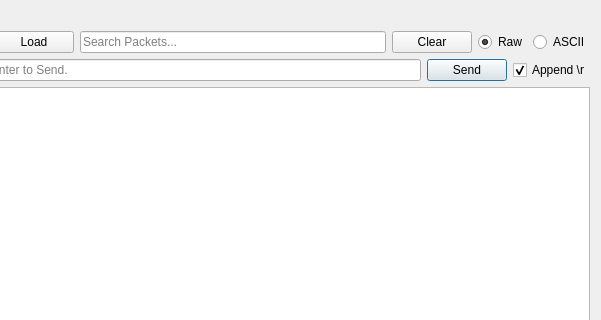
Before: the Qt Designer form src/persistentconnection.ui in dannagle/PacketSender, drawn with Qt 5; both pictures show x 95 to 696 and y 0 to 320 of the 696 by 476 pixel window.
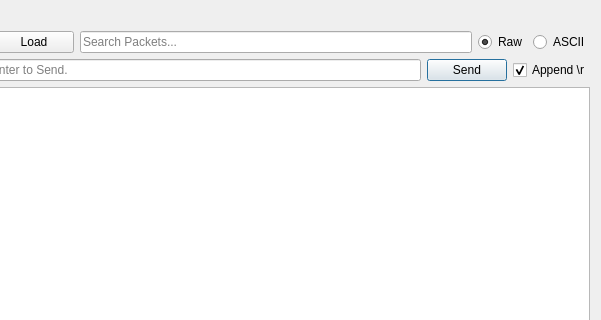
After: the same form once the commit is applied.

Commit message: UI cleanup on persistent connections

What changed in the file:
```diff
--- a/src/persistentconnection.ui
+++ b/src/persistentconnection.ui
@@ -46,12 +46,8 @@
          <property name="placeholderText">
           <string>Search Packets...</string>
          </property>
-        </widget>
-       </item>
-       <item>
-        <widget class="QPushButton" name="clearButton">
-         <property name="text">
-          <string>Clear</string>
+         <property name="clearButtonEnabled">
+          <bool>true</bool>
          </property>
         </widget>
        </item>
```
The commit also changes 2 other files.
